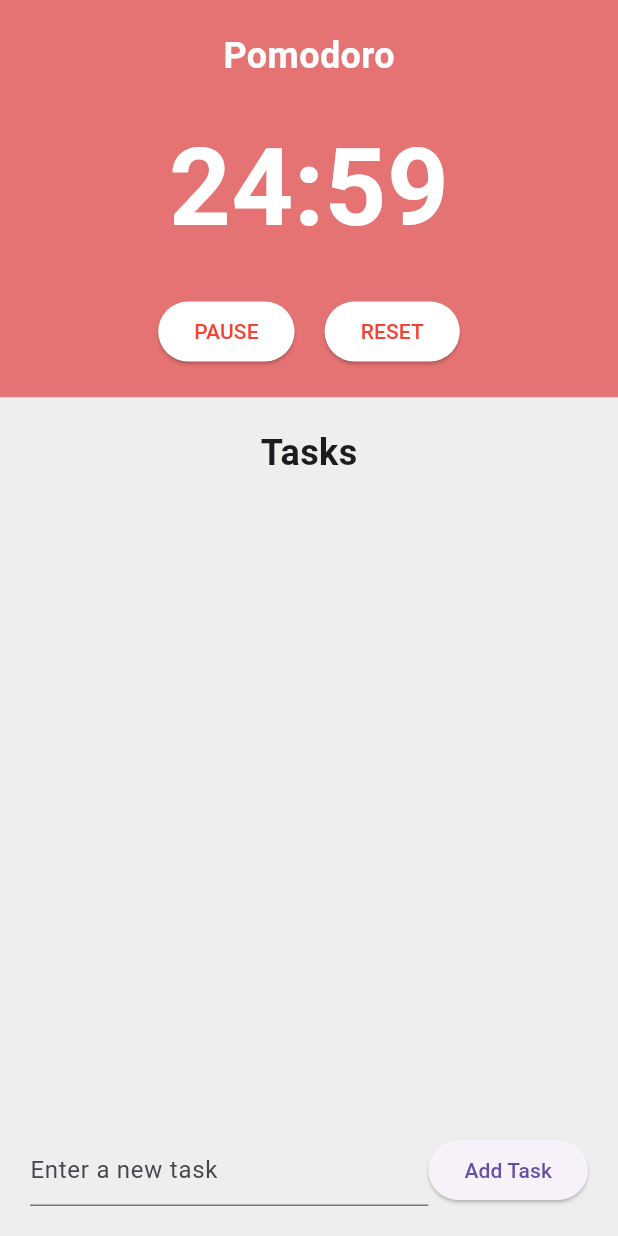
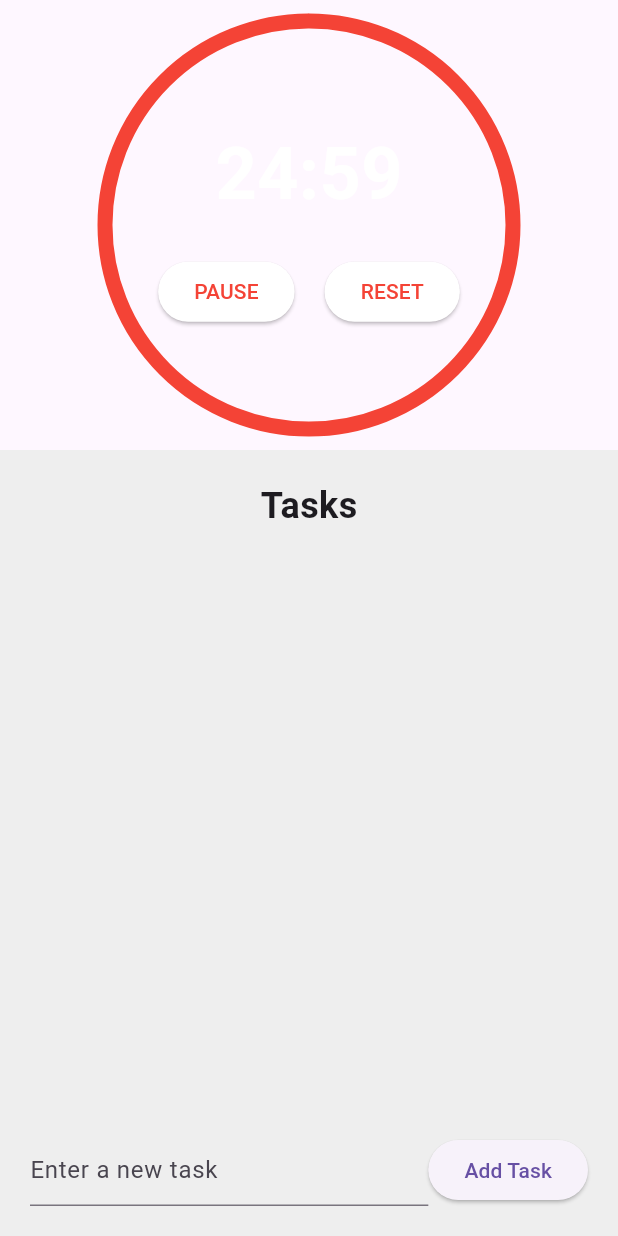
Before and after one commit to ParkJS09/PomodoroTimer, a Flutter app: the screen it shows after launch, after a tap on "START", on a phone screen of 412 x 824 dp. Run offline on Flutter 3.47's test engine with Material 3 defaults, Android fonts, the phone set to English and light mode, and no system bars.

Commit message:
타이머 흐름에 따른 애니메이션 추가

```diff
--- a/lib/layout/desktop_layout.dart
+++ b/lib/layout/desktop_layout.dart
@@ -1,4 +1,5 @@
 import 'package:flutter/material.dart';
+import 'package:pomodoro_timer/widgets/CircularTimer.dart';
 import 'package:pomodoro_timer/widgets/pomodoro_timer.dart';
 import 'package:pomodoro_timer/widgets/task_list.dart';
 
@@ -9,11 +10,11 @@ class DesktopLayout extends StatelessWidget {
       body: Row(
         children: [
           Expanded(
-            flex: 2,
-            child: PomodoroTimer(),
+            flex: 1,
+            child: CircularTimer(),
           ),
           Expanded(
-            flex: 3,
+            flex: 2,
             child: TaskList(),
           ),
         ],
--- a/lib/layout/mobile_layout.dart
+++ b/lib/layout/mobile_layout.dart
@@ -1,4 +1,5 @@
 import 'package:flutter/material.dart';
+import 'package:pomodoro_timer/widgets/CircularTimer.dart';
 import 'package:pomodoro_timer/widgets/pomodoro_timer.dart';
 import 'package:pomodoro_timer/widgets/task_list.dart';
 
@@ -8,7 +9,7 @@ class MobileLayout extends StatelessWidget {
     return Scaffold(
       body: Column(
         children: [
-          PomodoroTimer(),
+          CircularTimer(),
           Expanded(child: TaskList(),),
         ],
       ),
--- a/lib/layout/tablet_layout.dart
+++ b/lib/layout/tablet_layout.dart
@@ -1,4 +1,5 @@
 import 'package:flutter/material.dart';
+import 'package:pomodoro_timer/widgets/CircularTimer.dart';
 import 'package:pomodoro_timer/widgets/pomodoro_timer.dart';
 import 'package:pomodoro_timer/widgets/task_list.dart';
 
@@ -8,12 +9,9 @@ class TabletLayout extends StatelessWidget {
     return Scaffold(
       body: Row(
         children: [
+          CircularTimer(),
           Expanded(
-            flex: 1,
-            child: PomodoroTimer(),
-          ),
-          Expanded(
-            flex: 1,
+            flex: 2,
             child: TaskList(),
           ),
         ],
--- a/lib/models/pomodoro_model.dart
+++ b/lib/models/pomodoro_model.dart
@@ -3,10 +3,11 @@ import 'dart:async';
 import 'package:flutter/material.dart';
 
 class PomodoroModel extends ChangeNotifier {
-  static const int workTime = 25 * 60;
+  static const int workTime = 25 * 60; // 25 minutes in seconds
+  final ValueNotifier<double> progressNotifier = ValueNotifier(1.0);
   int _timeLeft = workTime;
   bool _isActive = false;
-  Timer? _timer;
+  DateTime? _startTime;
 
   int get timeLeft => _timeLeft;
   bool get isActive => _isActive;
@@ -14,26 +15,36 @@ class PomodoroModel extends ChangeNotifier {
   void startTimer() {
     if (!_isActive) {
       _isActive = true;
-      _timer = Timer.periodic(Duration(seconds: 1), (timer) {
-        if (_timeLeft > 0) {
-          _timeLeft--;
-          notifyListeners();
-        } else {
-          stopTimer();
-        }
-      });
+      _startTime = DateTime.now().subtract(Duration(seconds: workTime - _timeLeft));
+      _updateTimer();
+      notifyListeners();
+    }
+  }
+
+  void _updateTimer() {
+    if (_isActive) {
+      final elapsedSeconds = DateTime.now().difference(_startTime!).inSeconds;
+      _timeLeft = workTime - elapsedSeconds;
+      if (_timeLeft <= 0) {
+        stopTimer();
+        _timeLeft = 0;
+      } else {
+        progressNotifier.value = _timeLeft / workTime;
+        Future.delayed(Duration(milliseconds: 100), _updateTimer);
+      }
+      notifyListeners();
     }
   }
 
   void stopTimer() {
     _isActive = false;
-    _timer?.cancel();
     notifyListeners();
   }
 
   void resetTimer() {
     stopTimer();
     _timeLeft = workTime;
+    progressNotifier.value = 1.0;
     notifyListeners();
   }
 }
--- /dev/null
+++ b/lib/widgets/CircularTimer.dart
@@ -0,0 +1,63 @@
+import 'package:flutter/material.dart';
+import 'package:pomodoro_timer/models/pomodoro_model.dart';
+import 'package:pomodoro_timer/widgets/TimerPainter.dart';
+import 'package:provider/provider.dart';
+
+class CircularTimer extends StatelessWidget {
+  @override
+  Widget build(BuildContext context) {
+    final pomodoroModel = context.watch<PomodoroModel>();
+
+    return Container(
+      width: 300,
+      height: 300,
+      padding: const EdgeInsets.all(14.0),
+      child: AnimatedBuilder(
+        animation: pomodoroModel.progressNotifier,
+        builder: (context, child) {
+          return CustomPaint(
+            painter: TimerPainter(
+              progress: pomodoroModel.progressNotifier.value,
+              backgroundColor: Colors.white,
+              color: Colors.red,
+            ),
+            child: Center(
+              child: Column(
+                mainAxisAlignment: MainAxisAlignment.center,
+                children: [
+                  Text(
+                    _formatTime(pomodoroModel.timeLeft),
+                    style: TextStyle(fontSize: 48, fontWeight: FontWeight.bold, color: Colors.white),
+                  ),
+                  SizedBox(height: 20),
+                  Row(
+                    mainAxisAlignment: MainAxisAlignment.center,
+                    children: [
+                      ElevatedButton(
+                        onPressed: pomodoroModel.isActive ? pomodoroModel.stopTimer : pomodoroModel.startTimer,
+                        child: Text(pomodoroModel.isActive ? 'PAUSE' : 'START'),
+                        style: ElevatedButton.styleFrom(backgroundColor: Colors.white, foregroundColor: Colors.red),
+                      ),
+                      SizedBox(width: 20),
+                      ElevatedButton(
+                        onPressed: pomodoroModel.resetTimer,
+                        child: Text('RESET'),
+                        style: ElevatedButton.styleFrom(backgroundColor: Colors.white, foregroundColor: Colors.red),
+                      ),
+                    ],
+                  ),
+                ],
+              ),
+            ),
+          );
+        },
+      ),
+    );
+  }
+
+  String _formatTime(int timeInSeconds) {
+    int minutes = timeInSeconds ~/ 60;
+    int seconds = timeInSeconds % 60;
+    return '${minutes.toString().padLeft(2, '0')}:${seconds.toString().padLeft(2, '0')}';
+  }
+}
--- /dev/null
+++ b/lib/widgets/TimerPainter.dart
@@ -0,0 +1,47 @@
+import 'dart:math';
+import 'package:flutter/material.dart';
+
+class TimerPainter extends CustomPainter {
+  final double progress;
+  final Color backgroundColor, color;
+
+  TimerPainter({
+    required this.progress,
+    required this.backgroundColor,
+    required this.color,
+  });
+
+  @override
+  void paint(Canvas canvas, Size size) {
+    final center = size.center(Offset.zero);
+    final radius = size.width / 2;
+
+    // 배경 원 그리기
+    final backgroundPaint = Paint()
+      ..color = backgroundColor
+      ..strokeWidth = 10.0
+      ..style = PaintingStyle.stroke;
+    canvas.drawCircle(center, radius, backgroundPaint);
+
+    // 프로그레스 원 그리기
+    final progressPaint = Paint()
+      ..color = color
+      ..strokeWidth = 10.0
+      ..strokeCap = StrokeCap.round
+      ..style = PaintingStyle.stroke;
+
+    final progressAngle = 2 * pi * progress;
+    canvas.drawArc(
+      Rect.fromCircle(center: center, radius: radius),
+      -pi / 2,  // 시작 각도 (12시 방향)
+      progressAngle,
+      false,
+      progressPaint,
+    );
+  }
+
+  @override
+  bool shouldRepaint(TimerPainter old) {
+    return progress != old.progress;
+  }
+}
```
